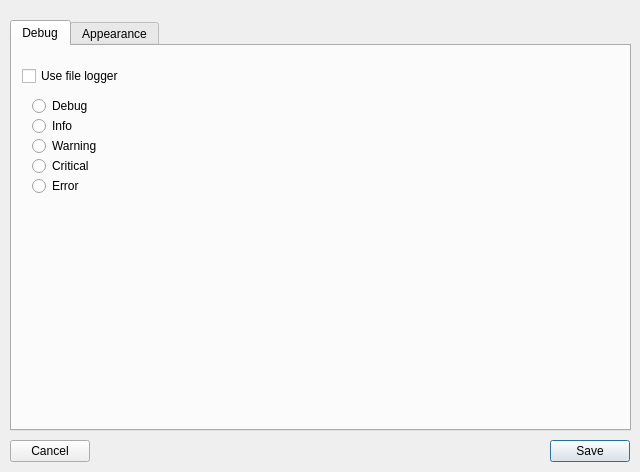
Old version of the form settingsdialog.ui in the repository stoic1979/QtSysMonitor.
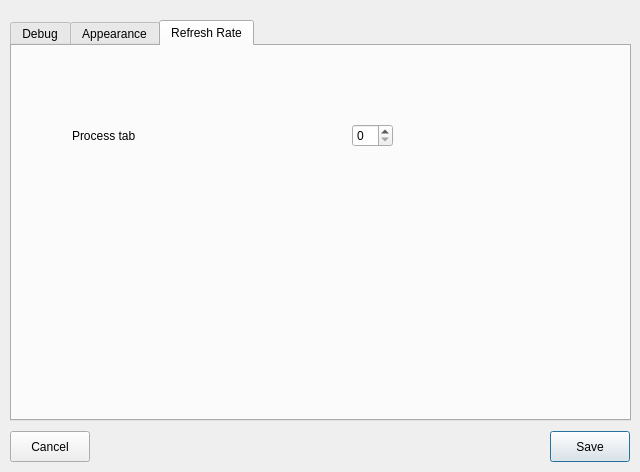
New version of the form. The open tabs and pages were chosen to show the change.

Commit message: Settings provide the user to select the refresh rate

```diff
--- a/settingsdialog.ui
+++ b/settingsdialog.ui
@@ -17,9 +17,9 @@
    <property name="geometry">
     <rect>
      <x>550</x>
-     <y>440</y>
+     <y>431</y>
      <width>80</width>
-     <height>22</height>
+     <height>31</height>
     </rect>
    </property>
    <property name="text">
@@ -32,7 +32,7 @@
      <x>10</x>
      <y>20</y>
      <width>621</width>
-     <height>411</height>
+     <height>401</height>
     </rect>
    </property>
    <property name="currentIndex">
@@ -91,7 +91,7 @@
       </rect>
      </property>
      <property name="text">
-      <string>Critical</string>
+      <string>Critica&amp;l</string>
      </property>
     </widget>
     <widget class="QRadioButton" name="radioButton_2">
@@ -152,14 +152,54 @@
      </property>
     </widget>
    </widget>
+   <widget class="QWidget" name="tab_3">
+    <attribute name="title">
+     <string>Refresh Rate</string>
+    </attribute>
+    <widget class="QWidget" name="horizontalLayoutWidget">
+     <property name="geometry">
+      <rect>
+       <x>60</x>
+       <y>50</y>
+       <width>321</width>
+       <height>80</height>
+      </rect>
+     </property>
+     <layout class="QHBoxLayout" name="horizontalLayout">
+      <item>
+       <widget class="QLabel" name="processLabel">
+        <property name="text">
+         <string>Process tab</string>
+        </property>
+       </widget>
+      </item>
+      <item>
+       <spacer name="horizontalSpacer">
+        <property name="orientation">
+         <enum>Qt::Horizontal</enum>
+        </property>
+        <property name="sizeHint" stdset="0">
+         <size>
+          <width>40</width>
+          <height>20</height>
+         </size>
+        </property>
+       </spacer>
+      </item>
+      <item>
+       <widget class="QSpinBox" name="processSpinBox"/>
+      </item>
+     </layout>
+    </widget>
+   </widget>
   </widget>
   <widget class="QPushButton" name="btnCancelSettings">
    <property name="geometry">
     <rect>
      <x>10</x>
-     <y>440</y>
+     <y>431</y>
      <width>80</width>
-     <height>22</height>
+     <height>31</height>
     </rect>
    </property>
    <property name="text">
```
Left out of the diff: 19 changed lines with no effect on the pictures. The commit also changes 5 other files.
